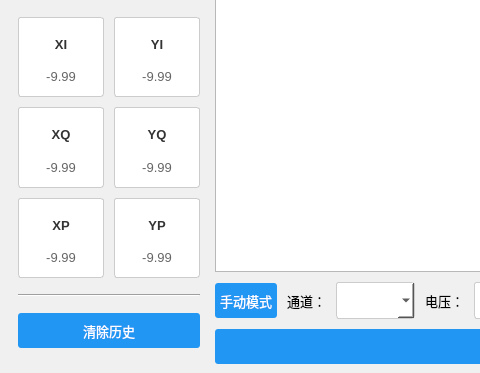
Before: the Qt Designer form mainwindow.ui in ckdfs/qttest1, drawn with Qt 5; both pictures show x 0 to 480 and y 327 to 700 of the 1000 by 700 pixel window.
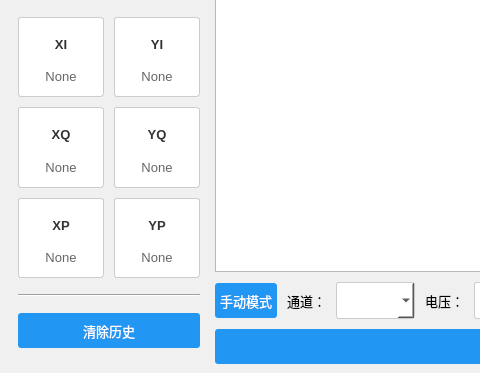
After: the same form once the commit is applied.

Commit message: 修复浮点数精度问题，优化电压显示UI

What changed in the file:
```diff
--- a/mainwindow.ui
+++ b/mainwindow.ui
@@ -330,7 +330,7 @@
                <string>QLabel { color: #666666; }</string>
               </property>
               <property name="text">
-               <string>-9.99</string>
+               <string>None</string>
               </property>
               <property name="alignment">
                <set>Qt::AlignCenter</set>
@@ -377,7 +377,7 @@
                <string>QLabel { color: #666666; }</string>
               </property>
               <property name="text">
-               <string>-9.99</string>
+               <string>None</string>
               </property>
               <property name="alignment">
                <set>Qt::AlignCenter</set>
@@ -424,7 +424,7 @@
                <string>QLabel { color: #666666; }</string>
               </property>
               <property name="text">
-               <string>-9.99</string>
+               <string>None</string>
               </property>
               <property name="alignment">
                <set>Qt::AlignCenter</set>
@@ -471,7 +471,7 @@
                <string>QLabel { color: #666666; }</string>
               </property>
               <property name="text">
-               <string>-9.99</string>
+               <string>None</string>
               </property>
               <property name="alignment">
                <set>Qt::AlignCenter</set>
@@ -518,7 +518,7 @@
                <string>QLabel { color: #666666; }</string>
               </property>
               <property name="text">
-               <string>-9.99</string>
+               <string>None</string>
               </property>
               <property name="alignment">
                <set>Qt::AlignCenter</set>
@@ -565,7 +565,7 @@
                <string>QLabel { color: #666666; }</string>
               </property>
               <property name="text">
-               <string>-9.99</string>
+               <string>None</string>
               </property>
               <property name="alignment">
                <set>Qt::AlignCenter</set>
```
The commit also changes 1 other file.
